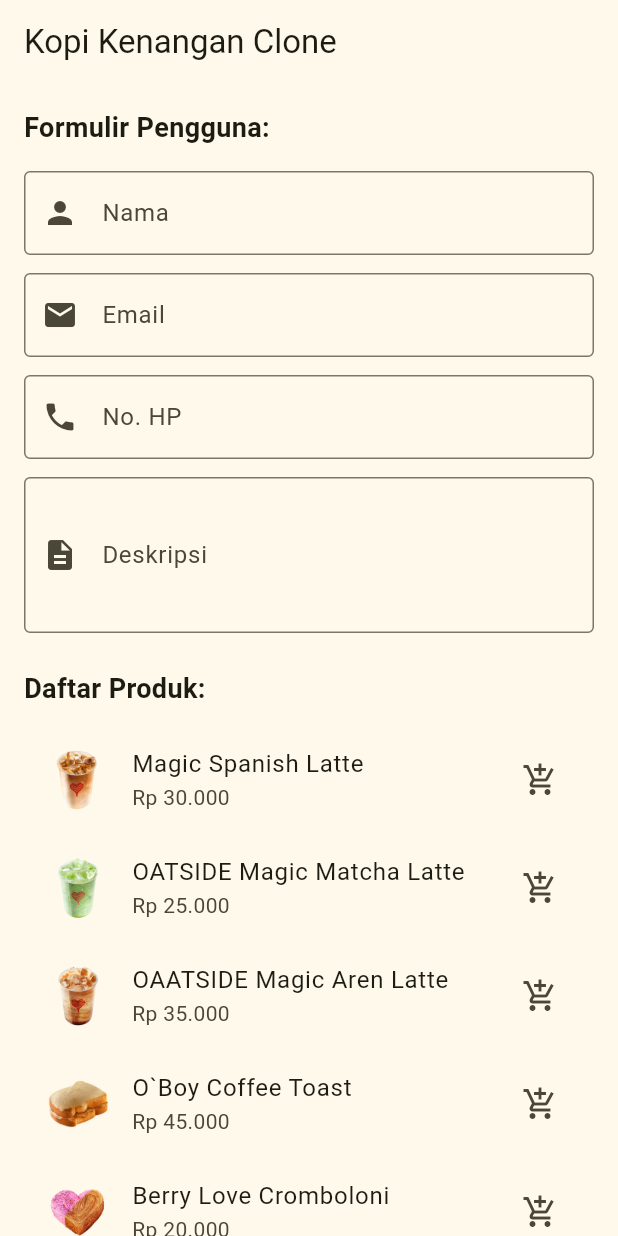
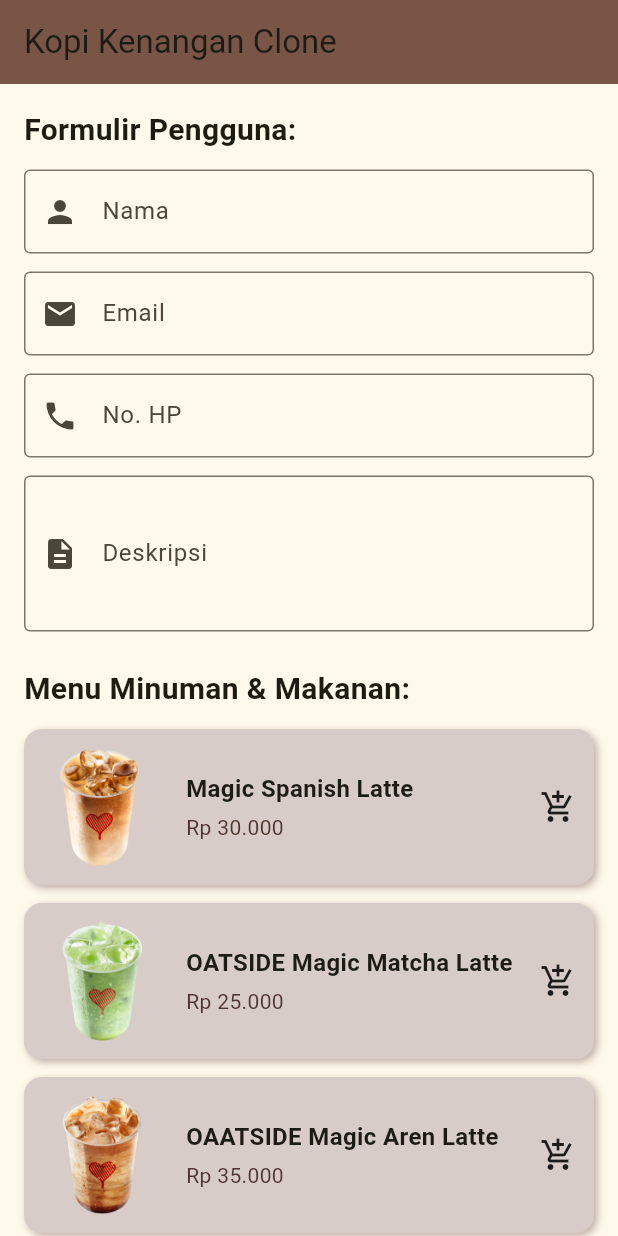
Before and after one commit to kirabian/PPKD_B3, a Flutter app: the screen it shows after launch, on a phone screen of 412 x 824 dp. Run offline on Flutter 3.47's test engine with Material 3 defaults, Android fonts, the phone set to English and light mode, and no system bars.

Commit message:
Update tugas 4 Point 1

```diff
--- a/lib/tugas_4/kopi_kenangan_clone.dart
+++ b/lib/tugas_4/kopi_kenangan_clone.dart
@@ -34,15 +34,21 @@
     ];
 
     return Scaffold(
-      appBar: AppBar(title: Text('Kopi Kenangan Clone')),
-      body: ListView(
+      appBar: AppBar(
+        title: Text('Kopi Kenangan Clone'),
+        backgroundColor: Colors.brown,
+      ),
+      body: SingleChildScrollView(
         padding: EdgeInsets.all(16),
+        child: Column(
+          crossAxisAlignment: CrossAxisAlignment.start,
           children: [
+            // FORMULIR
             Text(
               'Formulir Pengguna:',
-            style: TextStyle(fontSize: 18, fontWeight: FontWeight.bold),
+              style: TextStyle(fontSize: 20, fontWeight: FontWeight.bold),
             ),
-          SizedBox(height: 16),
+            SizedBox(height: 12),
             TextField(
               decoration: InputDecoration(
                 labelText: 'Nama',
@@ -52,12 +58,12 @@
             ),
             SizedBox(height: 12),
             TextField(
-            keyboardType: TextInputType.emailAddress,
               decoration: InputDecoration(
                 labelText: 'Email',
                 border: OutlineInputBorder(),
                 prefixIcon: Icon(Icons.email),
               ),
+              keyboardType: TextInputType.emailAddress,
             ),
             SizedBox(height: 12),
             TextField(
@@ -78,25 +84,74 @@
               maxLines: 3,
             ),
             SizedBox(height: 24),
+
+            // DAFTAR KOPI
             Text(
-            'Daftar Produk:',
-            style: TextStyle(fontSize: 18, fontWeight: FontWeight.bold),
+              'Menu Minuman & Makanan:',
+              style: TextStyle(fontSize: 20, fontWeight: FontWeight.bold),
             ),
             SizedBox(height: 12),
-          ...coffeeList.map((coffee) {
-            return ListTile(
-              leading: Image.asset(
+
+            // List Kopi
+            ListView.builder(
+              shrinkWrap: true,
+              physics: NeverScrollableScrollPhysics(),
+              itemCount: coffeeList.length,
+              itemBuilder: (context, index) {
+                final coffee = coffeeList[index];
+                return Container(
+                  margin: EdgeInsets.only(bottom: 12),
+                  padding: EdgeInsets.all(12),
+                  decoration: BoxDecoration(
+                    color: Colors.brown[100],
+                    borderRadius: BorderRadius.circular(12),
+                    boxShadow: [
+                      BoxShadow(
+                        color: Colors.brown.shade200,
+                        blurRadius: 4,
+                        offset: Offset(2, 2),
+                      ),
+                    ],
+                  ),
+                  child: Row(
+                    children: [
+                      ClipRRect(
+                        borderRadius: BorderRadius.circular(8),
+                        child: Image.asset(
                           coffee['image'],
-                width: 40,
-                height: 40,
+                          width: 80,
+                          height: 80,
                           fit: BoxFit.cover,
                         ),
-              title: Text(coffee['name']),
-              subtitle: Text(coffee['price']),
-              trailing: Icon(Icons.add_shopping_cart),
+                      ),
+                      SizedBox(width: 16),
+                      Expanded(
+                        child: Column(
+                          crossAxisAlignment: CrossAxisAlignment.start,
+                          children: [
+                            Text(
+                              coffee['name'],
+                              style: TextStyle(
+                                fontSize: 16,
+                                fontWeight: FontWeight.bold,
+                              ),
+                            ),
+                            SizedBox(height: 4),
+                            Text(
+                              coffee['price'],
+                              style: TextStyle(color: Colors.brown[800]),
+                            ),
+                          ],
+                        ),
+                      ),
+                      Icon(Icons.add_shopping_cart),
+                    ],
+                  ),
                 );
-          }).toList(),
+              },
+            ),
           ],
+        ),
       ),
     );
   }
```
Lines whose indentation alone changed are shown as unchanged.
